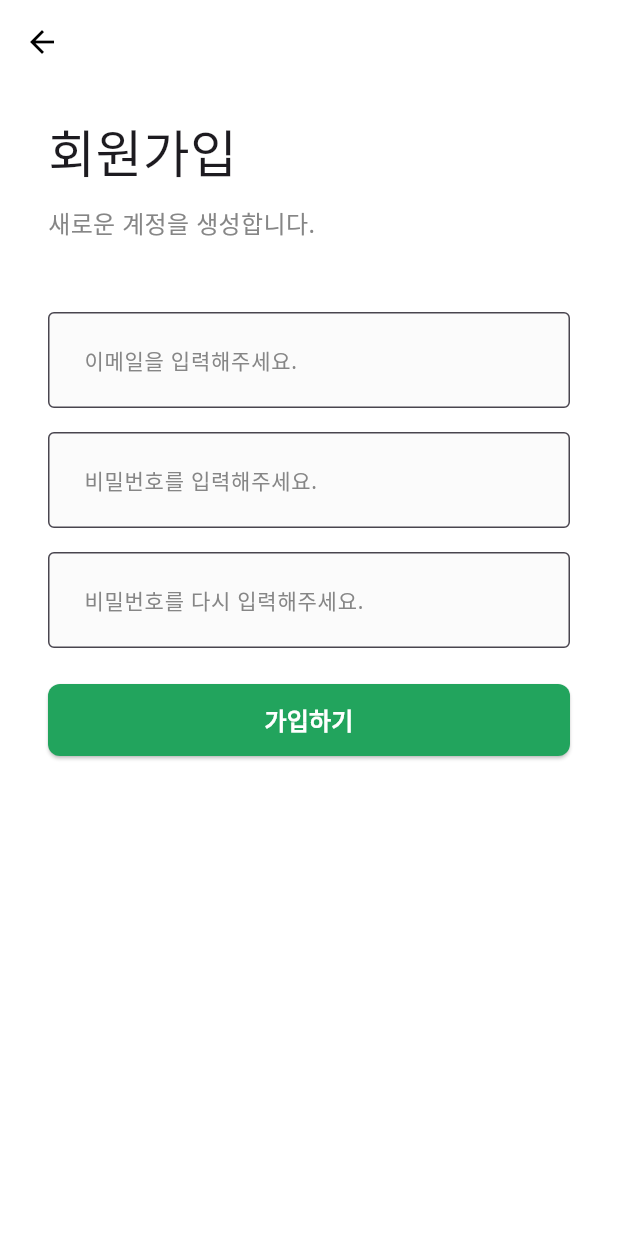
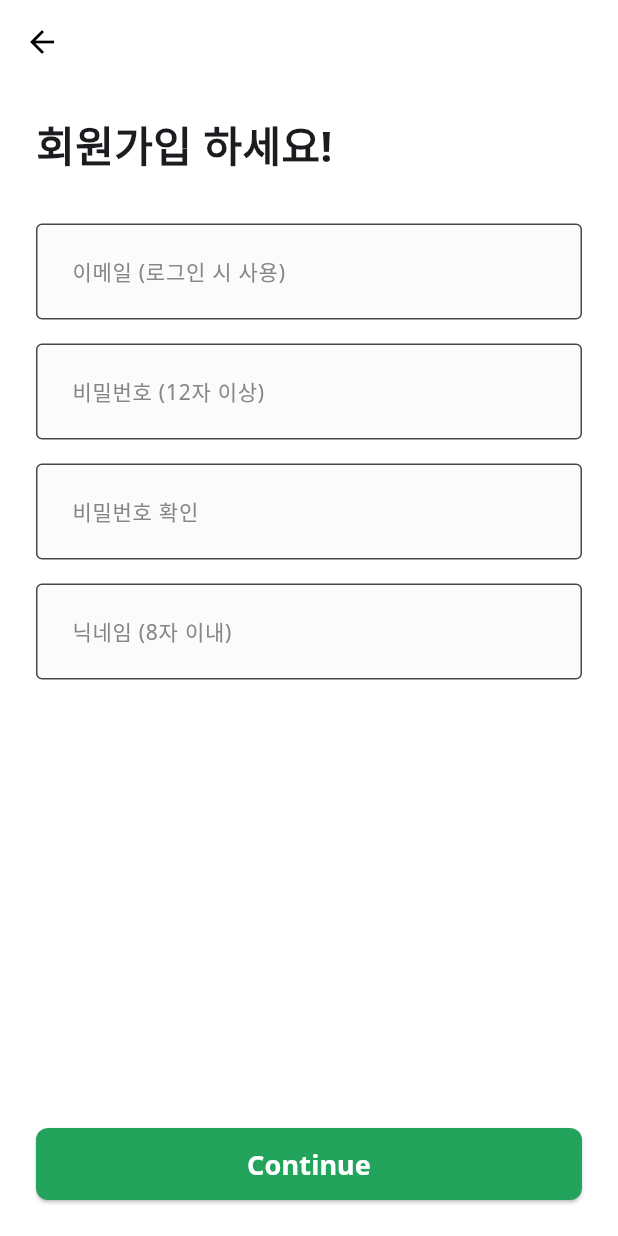
Before and after one commit to SeongYeonUk/food_recipe_app, a Flutter app: the SignUpScreen screen opened by its route, on a phone screen of 412 x 824 dp. Run offline on Flutter 3.47's test engine with Material 3 defaults, Android fonts, the light colour scheme and no system bars.

Commit message:
로그인 및 회원가입 창 변경 및 회원가입 조건 추가

```diff
--- a/lib/food_recipe_app/lib/screens/splash_screen.dart
+++ /dev/null
@@ -1 +0,0 @@
-// TODO Implement this library.
--- a/lib/main.dart
+++ b/lib/main.dart
@@ -1,6 +1,6 @@
 import 'package:flutter/material.dart';
 import 'package:food_recipe_app/screens/splash_screen.dart';
-import '../../../../food_recipe_app/lib/screens/splash_screen.dart';
+import 'package:food_recipe_app/screens/start_screen.dart';
 import 'screens/login_screen.dart';
 import 'screens/main_screen.dart';
 import 'screens/signup_screen.dart';
@@ -24,9 +24,12 @@ class MyApp extends StatelessWidget {
       initialRoute: '/',
       routes: {
         '/': (context) => const SplashScreen(),
+        '/start': (context) => const StartScreen(),      // <--- 2. 이 줄을 추가하세요.
+
+        // 기존의 로그인, 회원가입, 메인 화면 경로는 그대로 유지됩니다.
         '/login': (context) => const LoginScreen(),
         '/main': (context) => const MainScreen(),
-        '/signup': (context) => const SignUpScreen(),
+        '/signup': (context) => const SignUpScreen()
       },
     );
   }
--- a/lib/screens/signup_screen.dart
+++ b/lib/screens/signup_screen.dart
@@ -1,9 +1,8 @@
 import 'package:flutter/material.dart';
-import 'package:food_recipe_app/common/Component/custom_text_form.dart';
+import 'package:food_recipe_app/common/component/custom_text_form.dart';
 import 'package:food_recipe_app/common/const/colors.dart';
 import 'package:food_recipe_app/user/user_repository.dart';
 
-// StatefulWidget으로 변경하여 컨트롤러와 같은 상태를 관리
 class SignUpScreen extends StatefulWidget {
   const SignUpScreen({super.key});
 
@@ -12,63 +11,103 @@ class SignUpScreen extends StatefulWidget {
 }
 
 class _SignUpScreenState extends State<SignUpScreen> {
-  // 텍스트 필드의 값을 가져오기 위한 컨트롤러
+  final GlobalKey<ScaffoldState> _scaffoldKey = GlobalKey<ScaffoldState>();
+
   final TextEditingController _emailController = TextEditingController();
   final TextEditingController _passwordController = TextEditingController();
   final TextEditingController _passwordConfirmController = TextEditingController();
+  final TextEditingController _nicknameController = TextEditingController();
 
-  // UserRepository 인스턴스 가져오기
   final UserRepository _userRepository = UserRepository();
 
-  // 위젯이 제거될 때 컨트롤러 리소스를 해제하기 위해 dispose 메서드 사용
   @override
   void dispose() {
     _emailController.dispose();
     _passwordController.dispose();
     _passwordConfirmController.dispose();
+    _nicknameController.dispose();
     super.dispose();
   }
 
-  // 회원가입 로직을 처리하는 함수
   void _signUp() async {
+    final scaffoldMessenger = ScaffoldMessenger.of(_scaffoldKey.currentContext!);
+
     final email = _emailController.text;
     final password = _passwordController.text;
     final passwordConfirm = _passwordConfirmController.text;
+    final nickname = _nicknameController.text;
 
-    // 1. 유효성 검사
-    if (email.isEmpty || password.isEmpty || passwordConfirm.isEmpty) {
-      _showSnackBar('모든 필드를 입력해주세요.');
+
+    final emailRegExp = RegExp(
+      r'^[a-zA-Z0-9.]+@[a-zA-Z0-9]+\.[a-zA-Z]+',
+    );
+
+    final hasLetters = RegExp(r'[a-zA-Z]').hasMatch(password);
+
+    final hasNumbers = RegExp(r'[0-9]').hasMatch(password);
+    if (email.isEmpty || password.isEmpty || passwordConfirm.isEmpty || nickname.isEmpty) {
+      scaffoldMessenger.showSnackBar(const SnackBar(content: Text('모두 입력해주세요.')));
+      return;
+    }
+
+    if (!emailRegExp.hasMatch(email)) {
+      scaffoldMessenger.showSnackBar(const SnackBar(content: Text('올바른 이메일 형식이 아닙니다.')));
+      return;
+    }
+    if (nickname.length > 8) {
+      scaffoldMessenger.showSnackBar(const SnackBar(content: Text('닉네임은 8글자 이내로 설정해주세요.')));
+      return;
+    }
+    if (password.length < 12) {
+      scaffoldMessenger.showSnackBar(const SnackBar(content: Text('비밀번호는 12글자 이상으로 설정해주세요.')));
+      return;
+    }
+    if (!hasLetters || !hasNumbers) {
+      scaffoldMessenger.showSnackBar(const SnackBar(content: Text('비밀번호는 영어와 숫자를 모두 포함해야 합니다.')));
       return;
     }
     if (password != passwordConfirm) {
-      _showSnackBar('비밀번호가 일치하지 않습니다.');
+      scaffoldMessenger.showSnackBar(const SnackBar(content: Text('비밀번호가 일치하지 않습니다.')));
       return;
     }
 
-    // 2. UserRepository를 통해 회원가입 시도
-    final success = await _userRepository.signUp(email, password);
+    final success = await _userRepository.signUp(email, password, nickname);
 
-    // 3. 결과에 따른 처리
-    if (mounted) { // 비동기 작업 후 위젯이 여전히 화면에 있는지 확인
+    if (mounted) {
       if (success) {
-        _showSnackBar('회원가입에 성공했습니다!');
-        Navigator.of(context).pop(); // 성공 시 이전 화면(로그인)으로 돌아가기
+        showSuccessDialog();
       } else {
-        _showSnackBar('이미 존재하는 이메일입니다.');
+        scaffoldMessenger.showSnackBar(const SnackBar(content: Text('이미 존재하는 이메일입니다.')));
       }
     }
   }
 
-  // 사용자에게 메시지를 보여주기 위한 SnackBar 함수
-  void _showSnackBar(String message) {
-    ScaffoldMessenger.of(context).showSnackBar(
-      SnackBar(content: Text(message)),
+  void showSuccessDialog() {
+    showDialog(
+      context: context,
+      barrierDismissible: false,
+      builder: (BuildContext dialogContext) {
+        return AlertDialog(
+          title: const Text('회원가입 성공'),
+          content: const Text('성공적으로 회원가입 되었습니다.\n로그인 화면으로 이동합니다.'),
+          actions: [
+            TextButton(
+              onPressed: () {
+                Navigator.of(dialogContext).pop();
+                Navigator.of(context).pop();
+              },
+              child: const Text('확인'),
+            ),
+          ],
+        );
+      },
     );
   }
 
   @override
   Widget build(BuildContext context) {
     return Scaffold(
+      key: _scaffoldKey,
       backgroundColor: Colors.white,
       appBar: AppBar(
         backgroundColor: Colors.white,
@@ -79,59 +118,47 @@ class _SignUpScreenState extends State<SignUpScreen> {
         ),
       ),
       body: SafeArea(
+        child: Padding(
+          padding: const EdgeInsets.symmetric(horizontal: 24.0),
+          child: Column(
+            crossAxisAlignment: CrossAxisAlignment.stretch,
+            children: [
+              Expanded(
                 child: SingleChildScrollView(
-          child: Padding(
-            padding: const EdgeInsets.symmetric(horizontal: 32.0),
                   child: Column(
                     crossAxisAlignment: CrossAxisAlignment.start,
                     children: [
                       const SizedBox(height: 20),
-                const Text(
-                  '회원가입',
-                  style: TextStyle(fontSize: 34, fontWeight: FontWeight.w500),
-                ),
-                const SizedBox(height: 12),
-                const Text(
-                  '새로운 계정을 생성합니다.',
-                  style: TextStyle(fontSize: 16, color: BODY_TEXT_COLOR),
-                ),
-                const SizedBox(height: 48),
-                CustomTextForm(
-                  controller: _emailController, // 이메일 컨트롤러 연결
-                  hintText: '이메일을 입력해주세요.',
-                ),
-                const SizedBox(height: 16),
-                CustomTextForm(
-                  controller: _passwordController, // 비밀번호 컨트롤러 연결
-                  hintText: '비밀번호를 입력해주세요.',
-                  obscureText: true,
-                ),
-                const SizedBox(height: 16),
-                CustomTextForm(
-                  controller: _passwordConfirmController, // 비밀번호 확인 컨트롤러 연결
-                  hintText: '비밀번호를 다시 입력해주세요.',
-                  obscureText: true,
-                ),
-                const SizedBox(height: 24),
-                ElevatedButton(
-                  onPressed: _signUp, // '가입하기' 버튼에 _signUp 함수 연결
-                  style: ElevatedButton.styleFrom(
-                    minimumSize: const Size(double.infinity, 48),
-                    backgroundColor: PRIMARY_COLOR,
-                    shape: RoundedRectangleBorder(
-                      borderRadius: BorderRadius.circular(8),
+                      const Text('회원가입 하세요!', style: TextStyle(fontSize: 28, fontWeight: FontWeight.bold)),
+                      const SizedBox(height: 32.0),
+                      CustomTextForm(controller: _emailController, hintText: '이메일 (로그인 시 사용)'),
+                      const SizedBox(height: 16.0),
+                      CustomTextForm(controller: _passwordController, hintText: '비밀번호 (12자 이상)', obscureText: true),
+                      const SizedBox(height: 16.0),
+                      CustomTextForm(controller: _passwordConfirmController, hintText: '비밀번호 확인', obscureText: true),
+                      const SizedBox(height: 16.0),
+                      CustomTextForm(controller: _nicknameController, hintText: '닉네임 (8자 이내)'),
+                    ],
                   ),
                 ),
-                  child: const Text(
-                    '가입하기',
-                    style: TextStyle(fontSize: 16, fontWeight: FontWeight.bold, color: Colors.white),
+              ),
+
+              Padding(
+                padding: const EdgeInsets.only(top: 16.0, bottom: 24.0),
+                child: ElevatedButton(
+                  onPressed: _signUp,
+                  style: ElevatedButton.styleFrom(
+                    backgroundColor: PRIMARY_COLOR,
+                    minimumSize: const Size(double.infinity, 48),
+                    shape: RoundedRectangleBorder(borderRadius: BorderRadius.circular(8)),
+                  ),
+                  child: const Text('Continue', style: TextStyle(fontSize: 18, fontWeight: FontWeight.bold, color: Colors.white)),
                 ),
               ),
             ],
           ),
         ),
       ),
-      ),
     );
   }
 }
--- a/lib/screens/splash_screen.dart
+++ b/lib/screens/splash_screen.dart
@@ -19,7 +19,7 @@ class _SplashScreenState extends State<SplashScreen> {
     await Future.delayed(const Duration(seconds: 2));
 
     if (mounted) {
-      Navigator.of(context).pushReplacementNamed('/login');
+      Navigator.of(context).pushReplacementNamed('/start');
     }
   }
 
@@ -37,7 +37,7 @@ class _SplashScreenState extends State<SplashScreen> {
             ),
             const SizedBox(height: 16.0),
             const CircularProgressIndicator(
-              color: Colors.white,
+              color: INPUT_BG_COLOR,
             ),
           ],
         ),
--- /dev/null
+++ b/lib/user/user__model.dart
@@ -0,0 +1,11 @@
+class UserModel {
+  final String email;
+  final String password;
+  final String nickname;
+
+  UserModel({
+    required this.email,
+    required this.password,
+    required this.nickname,
+  });
+}
--- a/lib/user/user_repository.dart
+++ b/lib/user/user_repository.dart
@@ -1,49 +1,42 @@
+import 'package:food_recipe_app/user/user__model.dart'; // 방금 만든 UserModel import
+
 class UserRepository {
   static final UserRepository _instance = UserRepository._internal();
-
-  factory UserRepository() {
-    return _instance;
-  }
-
+  factory UserRepository() => _instance;
   UserRepository._internal();
 
-  // 사용자 정보를 저장할 Map (key: 이메일, value: 비밀번호)
-  // final 키워드를 사용하여 이 Map이 다른 Map으로 교체되는 것을 방지합니다.
-  final Map<String, String> _users = {};
+  // 이제 사용자 정보는 UserModel 객체로 관리합니다.
+  final Map<String, UserModel> _users = {};
 
-  /// 회원가입 메서드
-  /// [email]과 [password]를 받아 저장합니다.
-  Future<bool> signUp(String email, String password) async {
-    // 실제 서버와 통신하는 것처럼 보이게 하기 위해 1초의 딜레이를 줍니다.
-    // Future.delayed를 사용하면 비동기 처리를 흉내 낼 수 있습니다.
+  // signUp 메서드가 nickname도 받도록 수정합니다.
+  Future<bool> signUp(String email, String password, String nickname) async {
     await Future.delayed(const Duration(seconds: 1));
 
-    // 이미 존재하는 이메일인지 확인합니다.
     if (_users.containsKey(email)) {
-      // 디버깅을 위해 콘솔에 실패 로그를 출력합니다.
       print('회원가입 실패: 이미 존재하는 이메일 ($email)');
-      return false; // 이미 이메일이 존재하면 false를 반환합니다.
-    }
-
-    // 새 사용자 정보를 Map에 저장합니다.
-    _users[email] = password;
-
-    // 디버깅을 위해 콘솔에 현재 저장된 모든 사용자 목록을 출력합니다.
-    print('회원가입 성공: 현재 사용자 목록 -> $_users');
-    return true; // 회원가입에 성공하면 true를 반환합니다.
-  }
-
-  /// (참고) 나중에 로그인 기능 구현 시 사용할 메서드
-  Future<bool> login(String email, String password) async {
-    // 마찬가지로 네트워크 딜레이를 흉내 냅니다.
-    await Future.delayed(const Duration(seconds: 1));
-
-    // 이메일이 존재하지 않거나, 비밀번호가 일치하지 않으면 false를 반환합니다.
-    if (!_users.containsKey(email) || _users[email] != password) {
       return false;
     }
 
-    // 모든 조건이 맞으면 로그인 성공으로 간주하고 true를 반환합니다.
+    // UserModel 객체를 생성하여 저장합니다.
+    _users[email] = UserModel(
+      email: email,
+      password: password,
+      nickname: nickname,
+    );
+
+    print('회원가입 성공: ${email} (${nickname})');
     return true;
   }
+
+  // login 메서드는 UserModel의 비밀번호를 확인하도록 수정합니다.
+  Future<bool> login(String email, String password) async {
+    await Future.delayed(const Duration(seconds: 1));
+
+    // 사용자가 존재하고, 저장된 비밀번호와 일치하는지 확인합니다.
+    if (_users.containsKey(email) && _users[email]!.password == password) {
+      return true;
+    }
+
+    return false;
+  }
 }
```
Also changed, not shown: lib/common/Component/custom_button.dart (added, +81 -0 lines), lib/screens/login_screen.dart (+50 -90 lines), lib/screens/start_screen.dart (added, +261 -0 lines), asset/img/apple_logo.png (added), asset/img/google_logo.png (added), asset/img/page2.png (added), asset/img/page3.png (added). Lines whose indentation alone changed are shown as unchanged.
